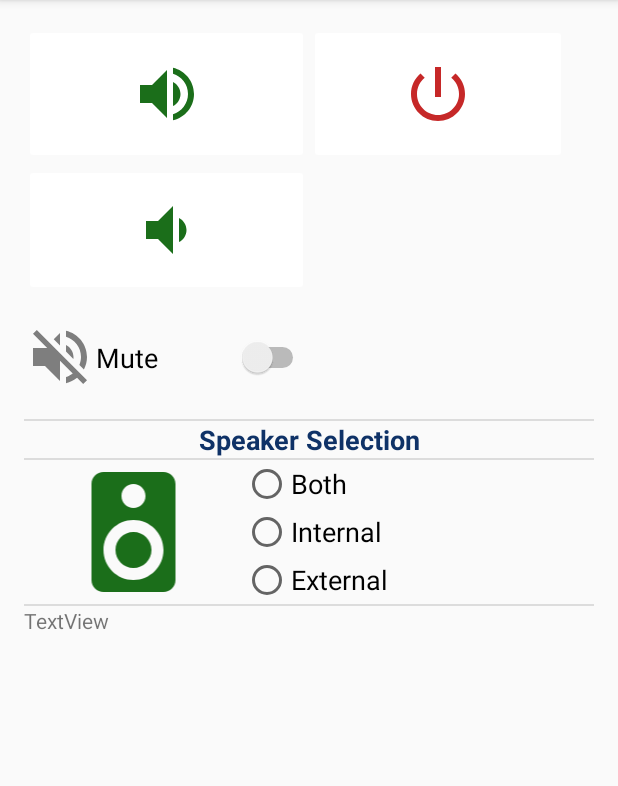
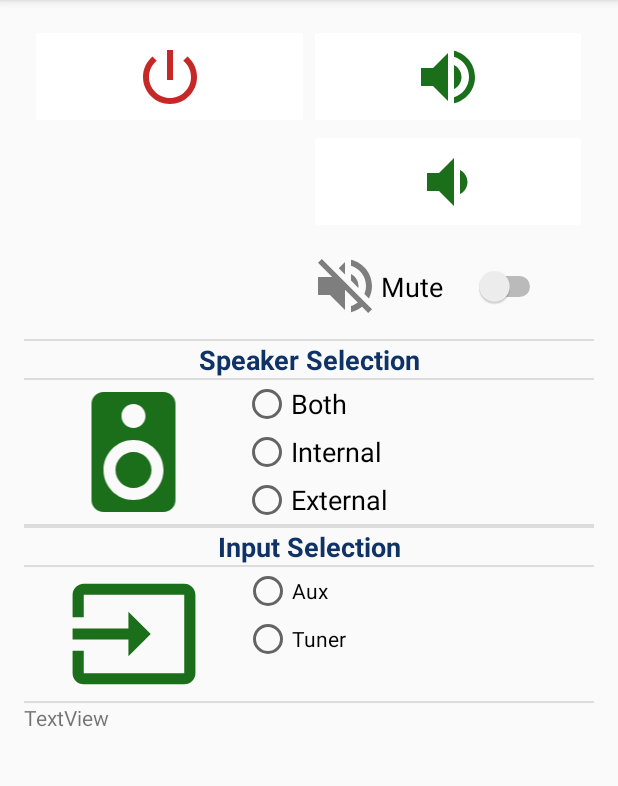
Before and after one commit to AmiOzeri/HiFiRemoteControl, an Android app: the screen it shows after launch (MainActivity), on a phone screen of 412 x 824 dp, the part 84-870 px from its top. Run offline under Robolectric (Android 15) with nearby library versions, the phone set to English and light mode, and no system bars.

Commit message:
Update GUI

```diff
--- a/app/src/main/java/com/example/hifiremotecontrol/MainActivity.java
+++ b/app/src/main/java/com/example/hifiremotecontrol/MainActivity.java
@@ -26,26 +26,28 @@ public class MainActivity extends AppCompatActivity {
     ImageButton button_power;
     Switch switch_volumeMute;
     RadioGroup radio_spkSelection;
+    RadioGroup radio_InputSelection;
     Vibrator vibrator;
 
     UdpClientHandler udpClientHandler;
     UdpClientThread udpClientThread;
 
     TextView textViewState;
-    String IPAddr = "10.100.102.183";
+    String IPAddr = "10.100.102.13";
     Integer Port = 4555;
     @Override
     protected void onCreate(Bundle savedInstanceState) {
         super.onCreate(savedInstanceState);
         setContentView(R.layout.activity_main);
 
-        button_power =  (ImageButton) findViewById(R.id.imageButtonPower);
-        button_volumeUP = (ImageButton) findViewById(R.id.imageButtonVolUp);
-        button_volumeDown = (ImageButton) findViewById(R.id.imageButtonVolDown);
-        switch_volumeMute = (Switch) findViewById(R.id.switchVolMute);
-        radio_spkSelection= (RadioGroup) findViewById(R.id.radioGroupSPK);
+        button_power =   findViewById(R.id.imageButtonPower);
+        button_volumeUP =  findViewById(R.id.imageButtonVolUp);
+        button_volumeDown = findViewById(R.id.imageButtonVolDown);
+        switch_volumeMute = findViewById(R.id.switchVolMute);
+        radio_spkSelection=  findViewById(R.id.radioGroupSPK);
+        radio_InputSelection =  findViewById(R.id.radioInputSel);
 
-        textViewState = (TextView)findViewById(R.id.state);
+        textViewState = findViewById(R.id.state);
         button_volumeUP.setOnClickListener(button_volumeUPOnClickListener);
         button_volumeDown.setOnClickListener(button_volumeDownOnClickListener);
         switch_volumeMute.setOnClickListener(switch_volumeMuteOnClickListener);
@@ -131,6 +133,21 @@ public class MainActivity extends AppCompatActivity {
         //            button_volumeUP.setEnabled(false);
     };
 
+    public void OnInputSelection (View view) {
+        String InputSel = "";
+        switch(radio_InputSelection.getCheckedRadioButtonId()){
+            case R.id.radioButtonSelAux:
+                InputSel = "SEL_AUX";
+                break;
+            case R.id.radioButtonSelTuner:
+                InputSel = "SEL_TUN";
+                break;
+        }
+        udpClientThread = new UdpClientThread(IPAddr,Port,InputSel,udpClientHandler);
+        udpClientThread.start();
+    }
+
+
 
     private void updateState(String state){
         if (DEBUG) {
--- /dev/null
+++ b/app/src/main/res/drawable/ic_input_green_48dp.xml
@@ -0,0 +1,5 @@
+<vector android:height="48dp" android:tint="#1B6E1A"
+    android:viewportHeight="24.0" android:viewportWidth="24.0"
+    android:width="48dp" xmlns:android="http://schemas.android.com/apk/res/android">
+    <path android:fillColor="#FF000000" android:pathData="M21,3.01H3c-1.1,0 -2,0.9 -2,2V9h2V4.99h18v14.03H3V15H1v4.01c0,1.1 0.9,1.98 2,1.98h18c1.1,0 2,-0.88 2,-1.98v-14c0,-1.11 -0.9,-2 -2,-2zM11,16l4,-4 -4,-4v3H1v2h10v3z"/>
+</vector>
--- a/app/src/main/res/layout/activity_main.xml
+++ b/app/src/main/res/layout/activity_main.xml
@@ -6,54 +6,55 @@
     android:layout_height="match_parent"
     android:baselineAligned="false"
     android:orientation="vertical"
-    android:padding="16dp"
-    tools:context="com.blogspot.android_er.androidudpclient.MainActivity">
+    android:padding="16dp">
 
 
     <LinearLayout
         android:layout_width="match_parent"
         android:layout_height="wrap_content"
+        android:gravity="center_horizontal"
         android:orientation="horizontal">
 
         <LinearLayout
-            android:layout_width="wrap_content"
+            android:layout_width="186dp"
+            android:layout_height="match_parent"
+            android:orientation="vertical">
+
+            <ImageButton
+                android:id="@+id/imageButtonPower"
+                android:layout_width="match_parent"
+                android:layout_height="70dp"
+                android:backgroundTint="#FFFFFF"
+                android:src="@drawable/custom_power" />
+        </LinearLayout>
+
+        <LinearLayout
+            android:layout_width="185dp"
             android:layout_height="match_parent"
             android:orientation="vertical">
 
             <ImageButton
                 android:id="@+id/imageButtonVolUp"
                 android:layout_width="match_parent"
-                android:layout_height="93dp"
+                android:layout_height="70dp"
                 android:backgroundTint="#FFFFFF"
                 android:src="@drawable/custom_volup" />
 
             <ImageButton
                 android:id="@+id/imageButtonVolDown"
-                android:layout_width="190dp"
-                android:layout_height="88dp"
+                android:layout_width="match_parent"
+                android:layout_height="70dp"
                 android:backgroundTint="#FFFFFF"
                 android:src="@drawable/custom_voldown" />
 
             <Switch
                 android:id="@+id/switchVolMute"
-                android:layout_width="match_parent"
-                android:layout_height="82dp"
+                android:layout_width="158dp"
+                android:layout_height="70dp"
                 android:button="@drawable/custom_mute"
+                android:gravity="center_vertical"
                 android:text="Mute"
                 android:textSize="18sp" />
-        </LinearLayout>
-
-        <LinearLayout
-            android:layout_width="172dp"
-            android:layout_height="match_parent"
-            android:orientation="vertical">
-
-            <ImageButton
-                android:id="@+id/imageButtonPower"
-                android:layout_width="match_parent"
-                android:layout_height="93dp"
-                android:backgroundTint="#FFFFFF"
-                android:src="@drawable/custom_power" />
         </LinearLayout>
     </LinearLayout>
 
@@ -84,6 +85,11 @@
         android:layout_height="wrap_content"
         android:orientation="horizontal">
 
+        <LinearLayout
+            android:layout_width="match_parent"
+            android:layout_height="match_parent"
+            android:orientation="horizontal">
+
             <ImageView
                 android:id="@+id/imageView"
                 android:layout_width="146dp"
@@ -104,9 +110,9 @@
                     android:id="@+id/radioBothSpk"
                     android:layout_width="wrap_content"
                     android:layout_height="wrap_content"
+                    android:onClick="OnSpeakerSelection"
                     android:text="Both"
                     android:textSize="18sp"
-                android:onClick="OnSpeakerSelection"
                     app:layout_constraintTop_toBottomOf="@+id/radioIntSpk"
                     tools:layout_editor_absoluteX="177dp" />
 
@@ -114,9 +120,9 @@
                     android:id="@+id/radioIntSpk"
                     android:layout_width="wrap_content"
                     android:layout_height="wrap_content"
+                    android:onClick="OnSpeakerSelection"
                     android:text="Internal"
                     android:textSize="18sp"
-                android:onClick="OnSpeakerSelection"
                     app:layout_constraintEnd_toEndOf="parent"
                     app:layout_constraintStart_toEndOf="@+id/radioGroupSPK"
                     tools:layout_editor_absoluteY="3dp" />
@@ -125,16 +131,81 @@
                     android:id="@+id/radioExtSpk"
                     android:layout_width="wrap_content"
                     android:layout_height="wrap_content"
+                    android:onClick="OnSpeakerSelection"
                     android:text="External"
                     android:textSize="18sp"
-                android:onClick="OnSpeakerSelection"
                     tools:layout_editor_absoluteX="166dp"
                     tools:layout_editor_absoluteY="140dp" />
             </RadioGroup>
         </LinearLayout>
 
+
+    </LinearLayout>
+
     <View
         android:id="@+id/divider"
+        android:layout_width="match_parent"
+        android:layout_height="1dp"
+        android:background="?android:attr/listDivider" />
+
+    <View
+        android:id="@+id/divider4"
+        android:layout_width="match_parent"
+        android:layout_height="1dp"
+        android:background="?android:attr/listDivider" />
+
+    <TextView
+        android:id="@+id/textView3"
+        android:layout_width="match_parent"
+        android:layout_height="wrap_content"
+        android:text="Input Selection"
+        android:textAlignment="center"
+        android:textColor="#0F3267"
+        android:textSize="18sp"
+        android:textStyle="bold" />
+
+    <View
+        android:id="@+id/divider6"
+        android:layout_width="match_parent"
+        android:layout_height="1dp"
+        android:background="?android:attr/listDivider" />
+
+    <LinearLayout
+        android:layout_width="272dp"
+        android:layout_height="89dp"
+        android:orientation="horizontal">
+
+        <ImageView
+            android:id="@+id/imageView2"
+            android:layout_width="293dp"
+            android:layout_height="match_parent"
+            android:layout_weight="1"
+            android:src="@drawable/ic_input_green_48dp" />
+
+        <RadioGroup
+            android:id="@+id/radioInputSel"
+            android:layout_width="match_parent"
+            android:layout_height="match_parent"
+            android:layout_weight="1" >
+
+            <RadioButton
+                android:id="@+id/radioButtonSelAux"
+                android:layout_width="match_parent"
+                android:layout_height="wrap_content"
+                android:onClick="OnInputSelection"
+                android:text="Aux" />
+
+            <RadioButton
+                android:id="@+id/radioButtonSelTuner"
+                android:layout_width="match_parent"
+                android:layout_height="wrap_content"
+                android:onClick="OnInputSelection"
+                android:text="Tuner" />
+        </RadioGroup>
+    </LinearLayout>
+
+    <View
+        android:id="@+id/divider5"
         android:layout_width="match_parent"
         android:layout_height="1dp"
         android:background="?android:attr/listDivider" />
```
Lines whose indentation alone changed are shown as unchanged.
